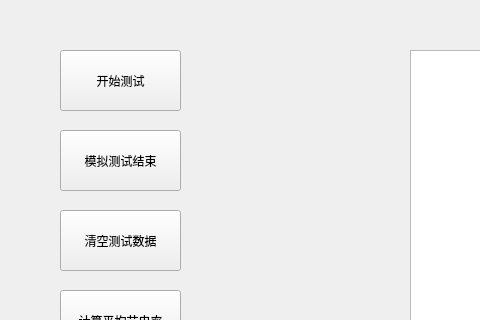
The window that testwindow.ui (DaiLuyaoME/SavingEletricity) describes before a commit, drawn with Qt 5; both pictures show x 0 to 480 and y 0 to 320 of the 1000 by 600 pixel window.
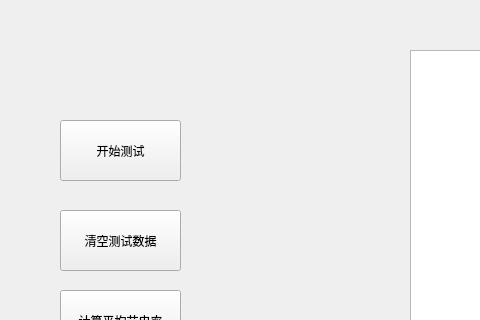
The same window after the commit. Icons and pictures are not drawn.

Commit message: 在testwidow中添加了closeevent事件以确保通过关闭窗口方式回退到主界面时，也能够实现monitor的重启

Patch:
```diff
--- a/testwindow.ui
+++ b/testwindow.ui
@@ -17,7 +17,7 @@
    <property name="geometry">
     <rect>
      <x>60</x>
-     <y>50</y>
+     <y>120</y>
      <width>121</width>
      <height>61</height>
     </rect>
@@ -49,19 +49,6 @@
     </rect>
    </property>
   </widget>
-  <widget class="QPushButton" name="testEnd">
-   <property name="geometry">
-    <rect>
-     <x>60</x>
-     <y>130</y>
-     <width>121</width>
-     <height>61</height>
-    </rect>
-   </property>
-   <property name="text">
-    <string>模拟测试结束</string>
-   </property>
-  </widget>
   <widget class="QPushButton" name="returnBtn">
    <property name="geometry">
     <rect>
```
Left out of the diff: 8 changed lines with no effect on the pictures. The commit also changes 6 other files.
